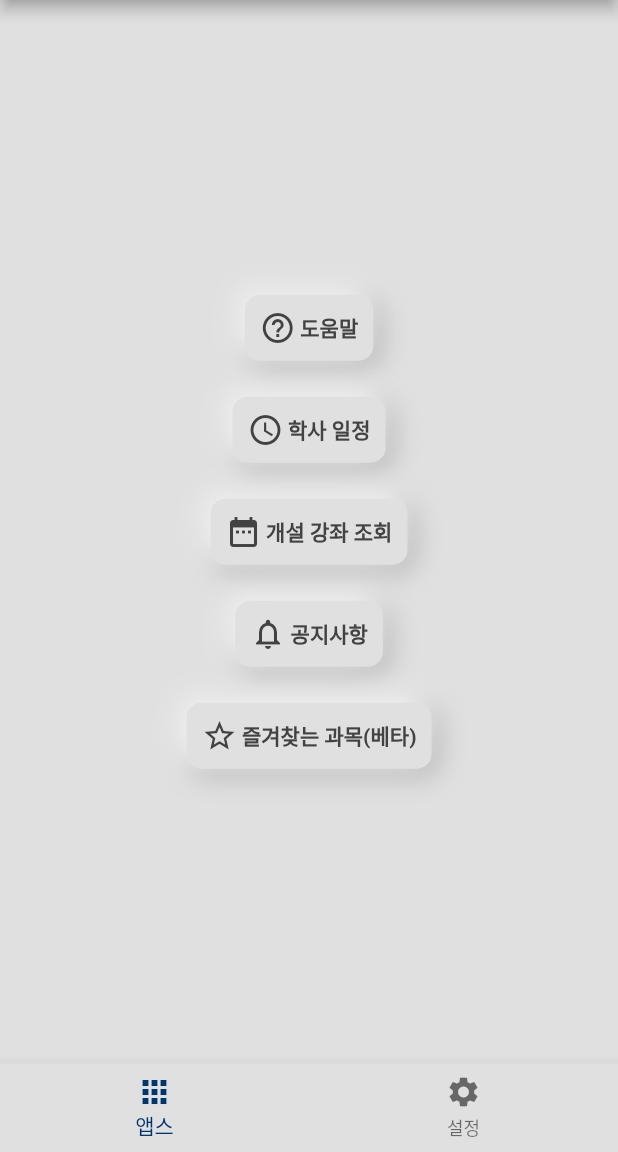
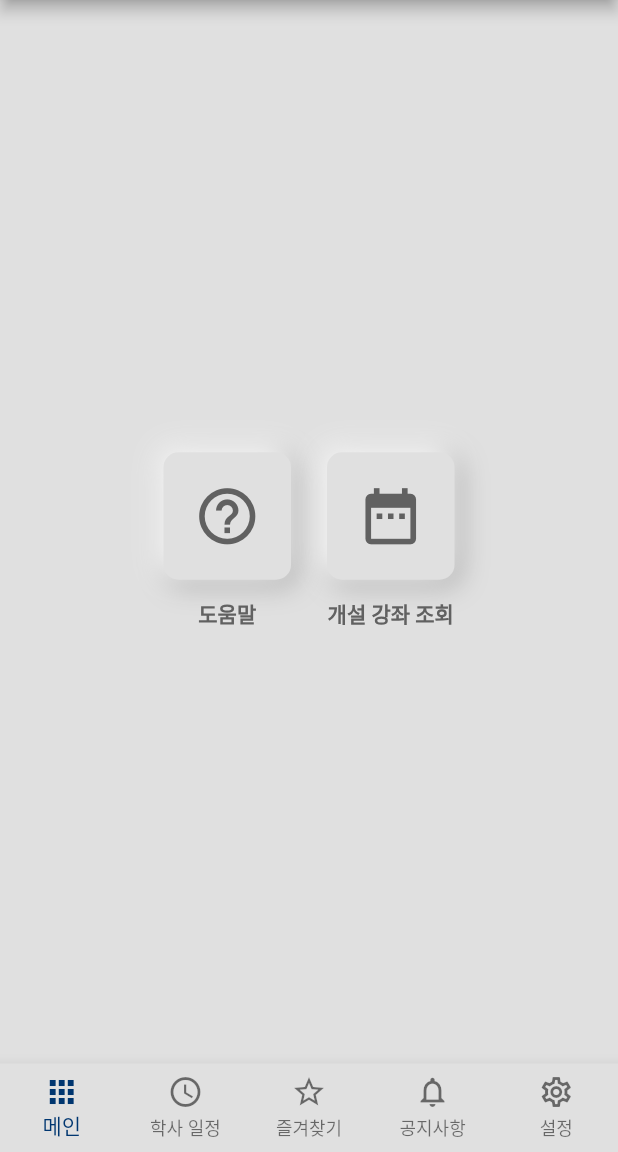
Before and after one commit to sun30812/suwon_mate, a Flutter app: the screen it shows after launch, on a phone screen of 412 x 824 dp, the part 84-1236 px from its top. Run offline on Flutter 3.47's test engine with Material 2 defaults, Android fonts, the phone set to English and light mode, and no system bars; our stand-ins replace firebase_core, firebase_database, flutter_html, package_info_plus, shared_preferences; accounts and stored records are empty.

Commit message:
[디자인 변경] 메인 화면 및 설정 일부 항목 디자인 수정
* 기존의 메뉴를 대부분 하단 바로 배치
* 설정 항목 누를 시 효과 추가
* 입력하여 바로검색 항목 설명 수정
* 버전 정보 표시 일부 수정
* 문의하기 메일 변경

```diff
--- a/lib/help.dart
+++ b/lib/help.dart
@@ -52,10 +52,10 @@ class HelpPage extends StatelessWidget {
                 ],
               )),
           const CardInfo(
-              icon: Icons.settings,
+              icon: Icons.settings_outlined,
               title: '설정',
               detail: Text(
-                '앱과 관련된 설정들을 할 수 있습니다.',
+                '앱과 관련된 설정들을 변경할 수 있습니다.',
                 style: TextStyle(fontSize: 16.0),
               )),
         ],
--- a/lib/information/info.dart
+++ b/lib/information/info.dart
@@ -23,7 +23,6 @@ class InfoPage extends StatelessWidget {
             await launch('https://www.suwon.ac.kr/index.html?menuno=674',
                 forceSafariVC: false, forceWebView: false);
           }),
-      appBar: AppBar(title: const Text('공지사항')),
       body: mainScreen(),
     );
   }
--- a/lib/main.dart
+++ b/lib/main.dart
@@ -73,8 +73,11 @@ class MainPage extends StatefulWidget {
 
 class _MainPageState extends State<MainPage> {
   List<BottomNavigationBarItem> shortcuts = const [
-    BottomNavigationBarItem(icon: Icon(Icons.apps), label: '앱스'),
-    BottomNavigationBarItem(icon: Icon(Icons.settings), label: '설정'),
+    BottomNavigationBarItem(icon: Icon(Icons.apps), label: '메인'),
+    BottomNavigationBarItem(icon: Icon(Icons.schedule_outlined), label: '학사 일정', tooltip: '학사 일정'),
+    BottomNavigationBarItem(icon: Icon(Icons.star_border_outlined), label: '즐겨찾기', tooltip: '즐겨찾는 과목(베타)'),
+    BottomNavigationBarItem(icon: Icon(Icons.notifications_none_outlined), label: '공지사항', tooltip: '학교 공지사항'),
+    BottomNavigationBarItem(icon: Icon(Icons.settings_outlined), label: '설정'),
   ];
   int _pageIndex = 0;
   Future<SharedPreferences> getSettings() async {
@@ -89,6 +92,7 @@ class _MainPageState extends State<MainPage> {
           title: const Text('수원 메이트'),
         ),
         bottomNavigationBar: BottomNavigationBar(
+          type: BottomNavigationBarType.fixed,
           backgroundColor: Colors.grey[300],
           items: shortcuts,
           currentIndex: _pageIndex,
@@ -100,7 +104,8 @@ class _MainPageState extends State<MainPage> {
   }
 
   Widget tabPageBody() {
-    if (_pageIndex == 0) {
+    switch(_pageIndex) {
+      case 0:
         return FutureBuilder(
           future: getSettings(),
           builder: (context, snapshot) {
@@ -113,8 +118,15 @@ class _MainPageState extends State<MainPage> {
             }
           },
         );
+      case 1:
+        return const SchedulePage();
+      case 2:
+        return const FavoriteSubjectPage();
+      case 3:
+        return const InfoPage();
+      default:
+        return const SettingPage();
     }
-    return const SettingPage();
   }
 }
 
@@ -182,18 +194,13 @@ class _MainMenuState extends State<MainMenu> {
               : MainAxisAlignment.start,
           children: [
             const NotSupportPlatformMessage(),
-            Column(
+            Row(
+              mainAxisAlignment: MainAxisAlignment.center,
               children: [
-                SuwonButton(
+                SuwonSquareButton(
                   icon: Icons.help_outline,
                   buttonName: '도움말',
                   onPressed: () => Navigator.of(context).pushNamed('/help'),
-                ),
-                SuwonButton(
-                  icon: Icons.schedule_outlined,
-                  buttonName: '학사 일정',
-                  isActivate: isActivated && !kIsWeb,
-                  onPressed: () => Navigator.of(context).pushNamed('/schedule'),
                 ),
                 // TODO: 전화번호 찾기 기능은 구상중이며 사라질 수 있습니다.
                 // SuwonButton(
@@ -201,7 +208,7 @@ class _MainMenuState extends State<MainMenu> {
                 //   buttonName: '전화번호 찾기',
                 //   onPressed: () => Navigator.of(context).pushNamed('/contacts'),
                 // ),
-                SuwonButton(
+                SuwonSquareButton(
                   isActivate: isSupportPlatform,
                   icon: Icons.date_range,
                   buttonName: '개설 강좌 조회',
@@ -210,18 +217,6 @@ class _MainMenuState extends State<MainMenu> {
                     Navigator.of(context).pushNamed('/oclass');
                   },
                 ),
-                SuwonButton(
-                  icon: Icons.notifications_none,
-                  buttonName: '공지사항',
-                  isActivate: isActivated && !kIsWeb,
-                  onPressed: () => Navigator.of(context).pushNamed('/info'),
-                ),
-                SuwonButton(
-                    isActivate: isSupportPlatform,
-                    icon: Icons.star_outline,
-                    buttonName: '즐겨찾는 과목(베타)',
-                    onPressed: () =>
-                        Navigator.of(context).pushNamed('/favorite')),
               ],
             ),
           ],
--- a/lib/styles/style_widget.dart
+++ b/lib/styles/style_widget.dart
@@ -157,6 +157,110 @@ class DataLoadingError extends StatelessWidget {
           Text(
             '데이터를 불러올 수 없습니다.',
             semanticsLabel: '데이터를 불러올 수 없습니다.',
+          )
+        ],
+      ),
+    );
+  }
+}
+
+class SuwonSquareButton extends StatefulWidget {
+  final bool? isActivate;
+  final IconData icon;
+  final String btnName;
+  final void Function()? onPressed;
+  const SuwonSquareButton({
+    Key? key,
+    this.isActivate,
+    required this.icon,
+    required String buttonName,
+    required this.onPressed,
+  })  : btnName = buttonName,
+        super(key: key);
+
+  @override
+  State<SuwonSquareButton> createState() => _SuwonSquareButtonState();
+}
+
+class _SuwonSquareButtonState extends State<SuwonSquareButton> {
+  bool _isClicked = false;
+  void Function()? buttonAction() {
+    if (widget.isActivate != null) {
+      if (widget.isActivate == false) {
+        return null;
+      }
+    }
+    return widget.onPressed;
+  }
+
+  Color smartColor() {
+    if ((widget.isActivate ?? true) && (widget.onPressed != null)) {
+      return Colors.grey[700]!;
+    }
+    return Colors.grey;
+  }
+
+  @override
+  Widget build(BuildContext context) {
+    return GestureDetector(
+      onTapCancel: () => setState(() {
+        _isClicked = false;
+      }),
+      onTapDown: (_) => setState(() {
+        if (widget.isActivate ?? true) {
+          _isClicked = !_isClicked;
+        }
+      }),
+      onTapUp: (_) => setState(() {
+        if (widget.isActivate ?? true) {
+          _isClicked = !_isClicked;
+        }
+      }),
+      onTap: () {
+        if ((widget.onPressed != null) && (widget.isActivate ?? true)) {
+          widget.onPressed!();
+        }
+      },
+      child: Column(
+        children: [
+          Padding(
+            padding: const EdgeInsets.all(12.0),
+            child: AnimatedContainer(
+              decoration: BoxDecoration(
+                  color: Colors.grey[300],
+                  borderRadius: BorderRadius.circular(10.0),
+                  boxShadow: !_isClicked && (widget.isActivate ?? true)
+                      ? [
+                    BoxShadow(
+                        offset: const Offset(3, 3),
+                        blurRadius: 15,
+                        spreadRadius: 0.5,
+                        color: Colors.grey[500]!),
+                    const BoxShadow(
+                        offset: Offset(-3, -3),
+                        blurRadius: 15,
+                        spreadRadius: 0.5,
+                        color: Colors.white)
+                  ]
+                      : null),
+              duration: const Duration(milliseconds: 200),
+              child: Padding(
+                padding: const EdgeInsets.all(20.0),
+                child: Column(mainAxisSize: MainAxisSize.min, children: [
+                  Icon(
+                    widget.icon,
+                    size: 45.0,
+                    color: smartColor(),
+                  ),
+                ]),
+              ),
+            ),
+          ),
+          Text(
+            widget.btnName,
+            semanticsLabel: widget.btnName,
+            style:
+            TextStyle(color: smartColor(), fontWeight: FontWeight.bold),
           )
         ],
       ),
--- a/pubspec.yaml
+++ b/pubspec.yaml
@@ -15,7 +15,7 @@ publish_to: 'none' # Remove this line if you wish to publish to pub.dev
 # In iOS, build-name is used as CFBundleShortVersionString while build-number used as CFBundleVersion.
 # Read more about iOS versioning at
 # https://developer.apple.com/library/archive/documentation/General/Reference/InfoPlistKeyReference/Articles/CoreFoundationKeys.html
-version: 2.0.3+9
+version: 2.1.0+13
 
 environment:
   sdk: ">=2.15.1 <3.0.0"
```
Also changed, not shown: lib/schedule.dart (+3 -6 lines), lib/settings.dart (+63 -25 lines), lib/subjects/favorite_subject.dart (+2 -5 lines), pubspec.lock. Lines whose indentation alone changed are shown as unchanged.
